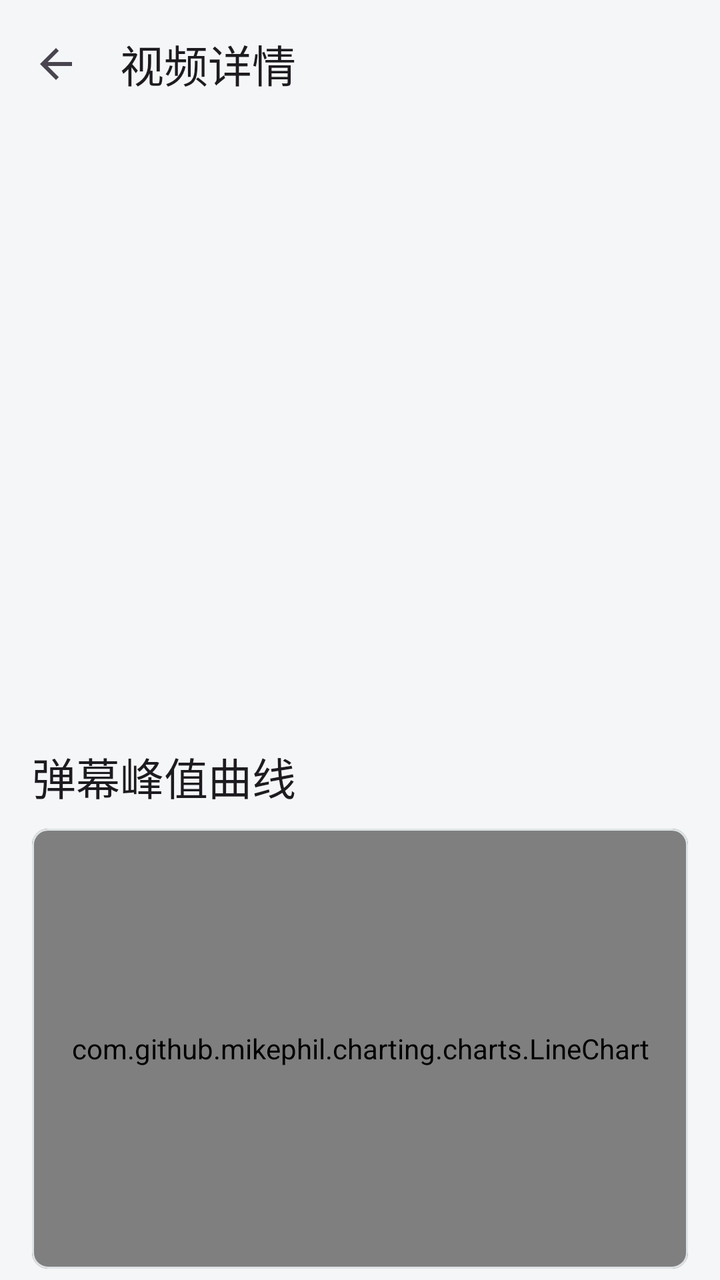
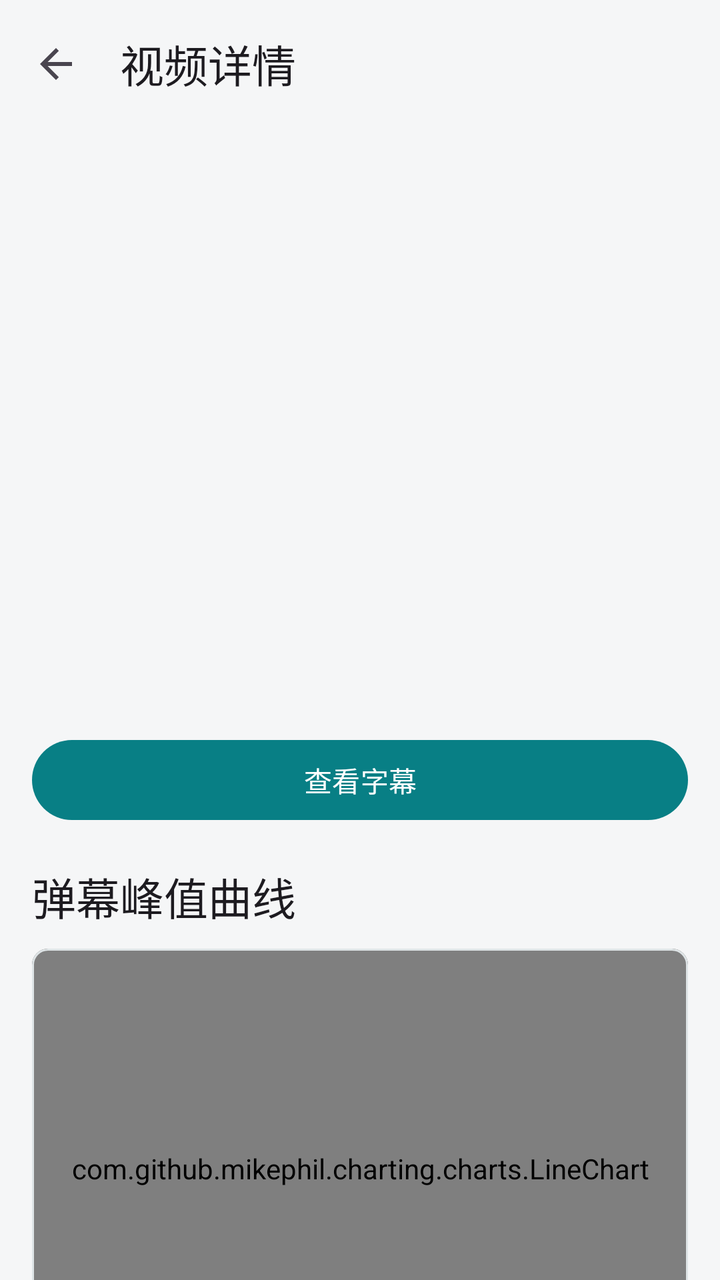

An Android layout rendered at two revisions. The XML below is the earlier revision; the diff shows what the commit changed to produce the second picture.
<!-- AndroidManifest.xml: application theme Theme.EncyclopediaApp -->
<!-- res/layout/activity_video_detail.xml -->
<?xml version="1.0" encoding="utf-8"?>
<LinearLayout xmlns:android="http://schemas.android.com/apk/res/android"
    xmlns:app="http://schemas.android.com/apk/res-auto"
    android:layout_width="match_parent"
    android:layout_height="match_parent"
    android:fitsSystemWindows="true"
    android:orientation="vertical">

    <com.google.android.material.appbar.MaterialToolbar
        android:id="@+id/toolbar"
        android:layout_width="match_parent"
        android:layout_height="?attr/actionBarSize"
        android:background="@color/background"
        app:navigationIcon="@drawable/ic_back"
        app:title="视频详情"
        app:titleTextAppearance="@style/TextAppearance.Material3.TitleLarge" />

    <androidx.core.widget.NestedScrollView
        android:layout_width="match_parent"
        android:layout_height="match_parent"
        android:clipToPadding="false"
        android:paddingBottom="24dp">

    <LinearLayout
        android:layout_width="match_parent"
        android:layout_height="wrap_content"
        android:orientation="vertical">

        <androidx.constraintlayout.widget.ConstraintLayout
            android:layout_width="match_parent" android:layout_height="wrap_content">
            <com.google.android.material.imageview.ShapeableImageView
                android:id="@+id/cover" android:layout_width="0dp" android:layout_height="0dp"
                android:importantForAccessibility="no" android:scaleType="centerCrop"
                app:layout_constraintStart_toStartOf="parent" app:layout_constraintEnd_toEndOf="parent"
                app:layout_constraintTop_toTopOf="parent" app:layout_constraintBottom_toBottomOf="parent"
                app:layout_constraintDimensionRatio="16:9" />
        </androidx.constraintlayout.widget.ConstraintLayout>

        <LinearLayout
            android:layout_width="match_parent"
            android:layout_height="wrap_content"
            android:orientation="vertical"
            android:padding="16dp">

            <TextView
                android:id="@+id/title"
                android:layout_width="match_parent"
                android:layout_height="wrap_content"
                android:textAppearance="@style/TextAppearance.Material3.HeadlineSmall" />

            <TextView
                android:id="@+id/meta"
                android:layout_width="match_parent"
                android:layout_height="wrap_content"
                android:layout_marginTop="6dp"
                android:textAppearance="@style/TextAppearance.Material3.BodyMedium" />

            <LinearLayout
                android:id="@+id/statGrid"
                android:layout_width="match_parent"
                android:layout_height="wrap_content"
                android:layout_marginTop="14dp"
                android:orientation="vertical" />

            <TextView
                android:layout_width="wrap_content"
                android:layout_height="wrap_content"
                android:layout_marginTop="18dp"
                android:text="弹幕峰值曲线"
                android:textAppearance="@style/TextAppearance.Material3.TitleLarge" />

            <com.google.android.material.card.MaterialCardView
                android:layout_width="match_parent"
                android:layout_height="wrap_content"
                android:layout_marginTop="10dp"
                app:cardBackgroundColor="?attr/colorSurface"
                app:cardCornerRadius="8dp"
                app:cardElevation="0dp">

                <com.github.mikephil.charting.charts.LineChart
                    android:id="@+id/peakChart"
                    android:layout_width="match_parent"
                    android:layout_height="@dimen/chart_height_detail"
                    android:padding="10dp" />
            </com.google.android.material.card.MaterialCardView>

            <TextView
                android:layout_width="wrap_content"
                android:layout_height="wrap_content"
                android:layout_marginTop="18dp"
                android:text="标签"
                android:textAppearance="@style/TextAppearance.Material3.TitleLarge" />

            <com.google.android.material.chip.ChipGroup
                android:id="@+id/tagChips"
                android:layout_width="match_parent"
                android:layout_height="wrap_content"
                app:chipSpacingHorizontal="8dp"
                app:chipSpacingVertical="4dp" />

            <TextView
                android:id="@+id/desc"
                android:layout_width="match_parent"
                android:layout_height="wrap_content"
                android:layout_marginTop="14dp"
                android:textAppearance="@style/TextAppearance.Material3.BodyMedium" />

            <TextView
                android:id="@+id/peakInfo"
                android:layout_width="match_parent"
                android:layout_height="wrap_content"
                android:layout_marginTop="14dp"
                android:lineSpacingExtra="3dp"
                android:textAppearance="@style/TextAppearance.Material3.BodyMedium" />

            <Button
                android:id="@+id/openBili"
                android:layout_width="match_parent"
                android:layout_height="48dp"
                android:layout_marginTop="18dp"
                android:text="在 B 站打开" />
        </LinearLayout>
    </LinearLayout>
    </androidx.core.widget.NestedScrollView>
</LinearLayout>
<!-- resources referenced by this layout -->
<resources>
  <color name="background">#F5F6F7</color>
  <dimen name="chart_height_detail">220dp</dimen>
  <!-- drawable ic_back (drawable) -->
  <vector xmlns:android="http://schemas.android.com/apk/res/android"
      android:width="24dp" android:height="24dp" android:viewportWidth="24" android:viewportHeight="24">
      <path android:fillColor="?attr/colorControlNormal" android:pathData="M20,11H7.83l5.59,-5.59L12,4l-8,8 8,8 1.41,-1.41L7.83,13H20v-2z"/>
  </vector>
  <style name="Theme.EncyclopediaApp" parent="Theme.Material3.DayNight.NoActionBar">
          <item name="colorPrimary">@color/primary</item>
          <item name="colorOnPrimary">@color/on_primary</item>
          <item name="colorPrimaryContainer">@color/primary_container</item>
          <item name="colorOnPrimaryContainer">@color/text_primary</item>
          <item name="colorOnSurface">@color/text_primary</item>
          <item name="colorOnSurfaceVariant">@color/text_secondary</item>
          <item name="colorOutline">@color/divider</item>
          <item name="materialCardViewStyle">@style/Widget.Encyclopedia.Card</item>
          <item name="colorSurface">@color/card</item>
          <item name="android:colorBackground">@color/background</item>
          <item name="android:statusBarColor">@color/background</item>
          <item name="android:windowLightStatusBar" tools:targetApi="m">true</item>
          <item name="android:navigationBarColor">@color/surface</item>
          <item name="android:windowLightNavigationBar" tools:targetApi="o_mr1">true</item>
          <item name="android:windowBackground">@color/background</item>
      </style>
  <color name="primary">#087F85</color>
  <color name="on_primary">#FFFFFF</color>
  <color name="primary_container">#D7EFF0</color>
  <color name="text_primary">#202629</color>
  <color name="text_secondary">#606C71</color>
  <color name="divider">#DEE4E6</color>
  <style name="Widget.Encyclopedia.Card" parent="Widget.Material3.CardView.Outlined">
          <item name="cardCornerRadius">8dp</item>
          <item name="cardElevation">0dp</item>
          <item name="strokeColor">@color/divider</item>
          <item name="strokeWidth">1dp</item>
      </style>
  <color name="card">#FFFFFF</color>
  <color name="surface">#FFFFFF</color>
</resources>

<!-- the commit's change to res/layout/activity_video_detail.xml (unified diff, before → after) -->
@@ -62,6 +62,13 @@
                 android:layout_marginTop="14dp"
                 android:orientation="vertical" />
 
+            <Button
+                android:id="@+id/openSubtitles"
+                android:layout_width="match_parent"
+                android:layout_height="48dp"
+                android:layout_marginTop="12dp"
+                android:text="查看字幕" />
+
             <TextView
                 android:layout_width="wrap_content"
                 android:layout_height="wrap_content"
